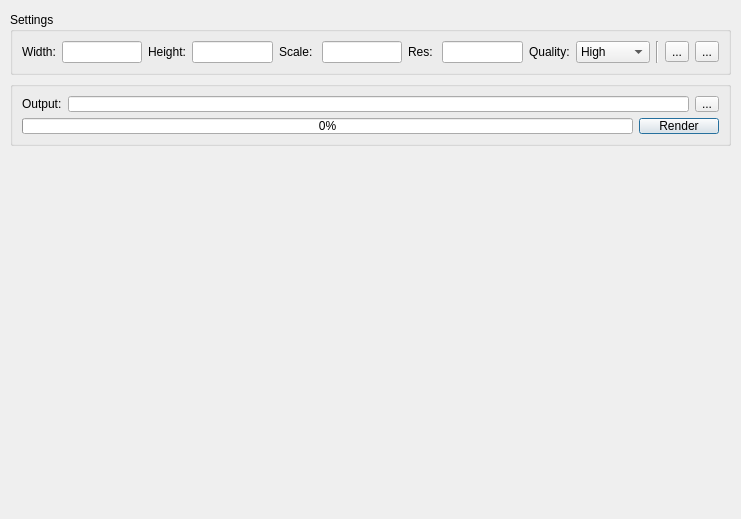
This is mainApp/povrayrenderdialog.ui in trevorsandy/lpub3d-ci as Qt 5 draws it before an edit. The edited form follows.
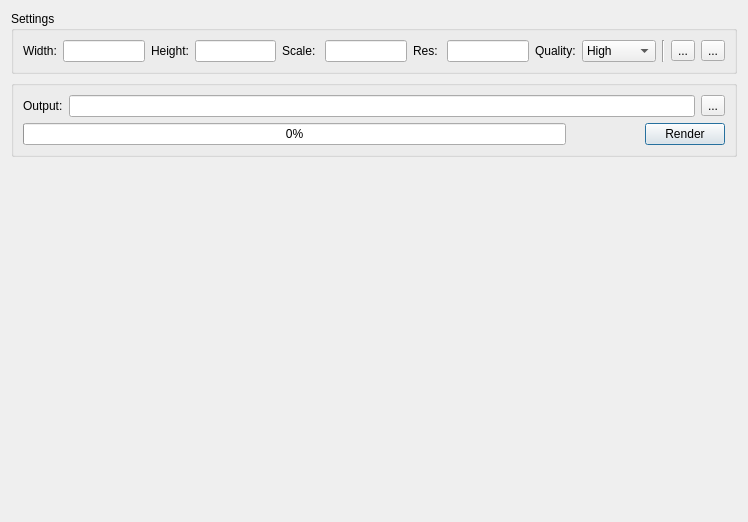
This is the edited form.

Commit message: Render POV-Ray - Add elapsed time to dialogue #207

```diff
--- a/mainApp/povrayrenderdialog.ui
+++ b/mainApp/povrayrenderdialog.ui
@@ -6,41 +6,15 @@
    <rect>
     <x>0</x>
     <y>0</y>
-    <width>741</width>
-    <height>519</height>
+    <width>748</width>
+    <height>522</height>
    </rect>
   </property>
   <property name="windowTitle">
    <string>POV-Ray Render</string>
   </property>
-  <widget class="QLabel" name="preview">
-   <property name="geometry">
-    <rect>
-     <x>9</x>
-     <y>156</y>
-     <width>721</width>
-     <height>351</height>
-    </rect>
-   </property>
-   <property name="sizePolicy">
-    <sizepolicy hsizetype="Preferred" vsizetype="Preferred">
-     <horstretch>0</horstretch>
-     <verstretch>0</verstretch>
-    </sizepolicy>
-   </property>
-   <property name="text">
-    <string/>
-   </property>
-  </widget>
-  <widget class="QWidget" name="">
-   <property name="geometry">
-    <rect>
-     <x>10</x>
-     <y>12</y>
-     <width>721</width>
-     <height>134</height>
-    </rect>
-   </property>
+  <layout class="QVBoxLayout" name="verticalLayout_3">
+   <item>
    <layout class="QVBoxLayout" name="verticalLayout_2">
     <item>
      <widget class="QGroupBox" name="groupBox">
@@ -208,6 +182,19 @@
            </property>
           </widget>
          </item>
+          <item>
+           <widget class="QLabel" name="TimeLabel">
+            <property name="sizePolicy">
+             <sizepolicy hsizetype="Fixed" vsizetype="Preferred">
+              <horstretch>0</horstretch>
+              <verstretch>0</verstretch>
+             </sizepolicy>
+            </property>
+            <property name="text">
+             <string>                    </string>
+            </property>
+           </widget>
+          </item>
          <item>
           <widget class="QPushButton" name="RenderButton">
            <property name="text">
@@ -221,7 +208,21 @@
      </widget>
     </item>
    </layout>
-  </widget>
+   </item>
+   <item>
+    <widget class="QLabel" name="preview">
+     <property name="sizePolicy">
+      <sizepolicy hsizetype="Expanding" vsizetype="Expanding">
+       <horstretch>0</horstretch>
+       <verstretch>0</verstretch>
+      </sizepolicy>
+     </property>
+     <property name="text">
+      <string/>
+     </property>
+    </widget>
+   </item>
+  </layout>
  </widget>
  <tabstops>
   <tabstop>QualityComboBox</tabstop>
```
Lines whose indentation alone changed are shown as unchanged. The commit also changes 2 other files.
